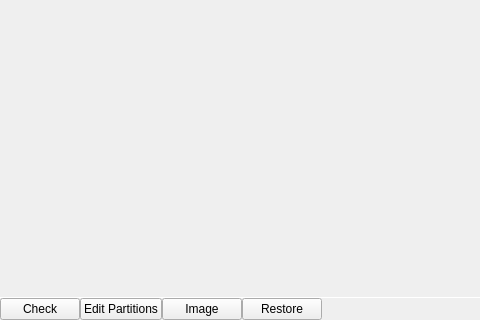
First picture: the form in application/diskpane.ui, repository theCheeseboard/theFrisbee, before the edit; both pictures show x 0 to 480 and y 170 to 490 of the 609 by 490 pixel window.
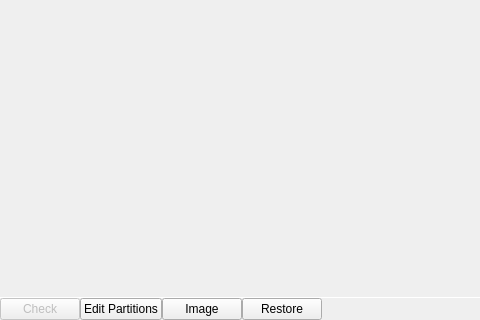
Second picture: the form after the edit. Icons and pictures are not drawn. Custom widgets are drawn as their Qt base class.

```diff
--- a/application/diskpane.ui
+++ b/application/diskpane.ui
@@ -226,6 +226,9 @@
       </property>
       <item>
        <widget class="QPushButton" name="checkButton">
+        <property name="enabled">
+         <bool>false</bool>
+        </property>
         <property name="text">
          <string>Check</string>
         </property>
```
Left out of the diff: 3 changed lines with no effect on the pictures.
